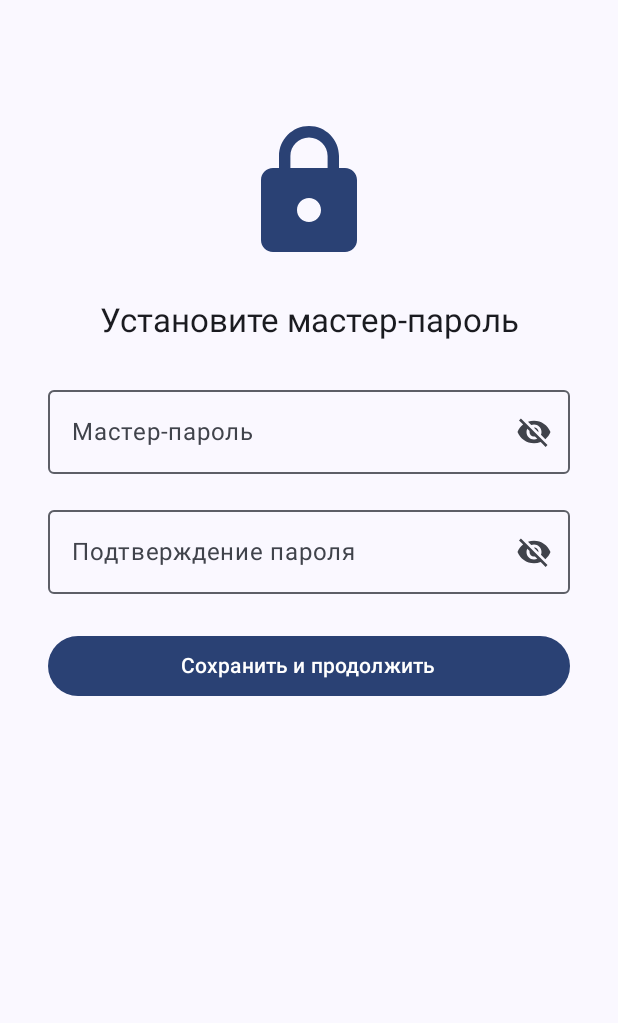
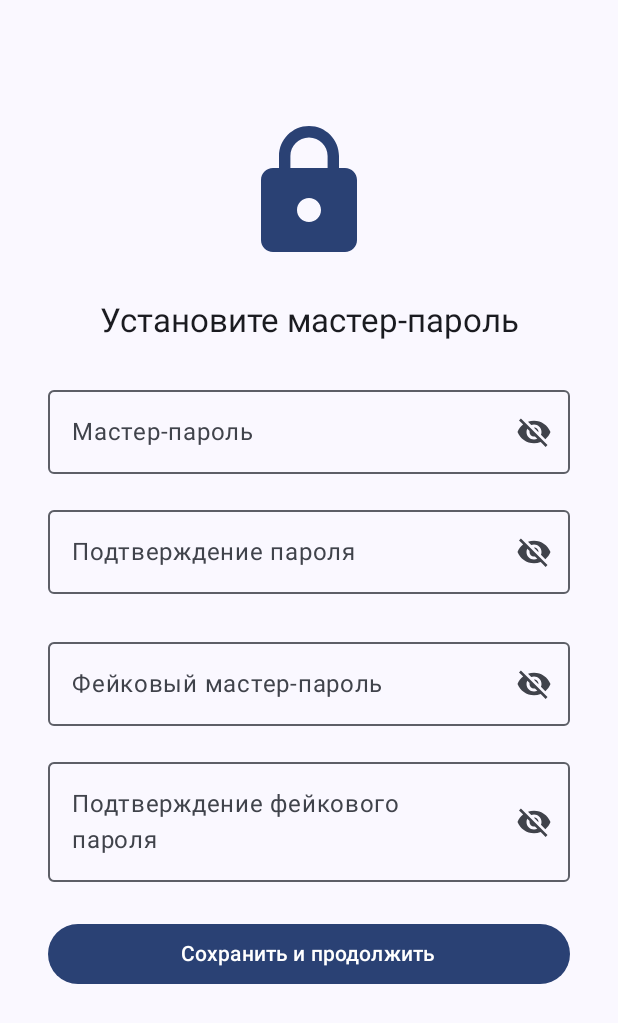
Before and after one commit to canyoufix/Pass, an Android app built with Jetpack Compose: the screen it shows after launch (MainActivity), on a phone screen of 412 x 824 dp. Shown: the top 1023 px of the screen. Run offline under Robolectric (Android 15) with nearby library versions, the phone set to English and light mode, and no system bars; our stand-ins replace Room's generated code; 2 statements that could not run were skipped.

Commit message:
Add fake master password

```diff
--- a/crypto/src/main/java/com/canyoufix/crypto/SecurityConfig.kt
+++ b/crypto/src/main/java/com/canyoufix/crypto/SecurityConfig.kt
@@ -5,4 +5,5 @@ object SecurityConfig {
     const val PBKDF2_ITERATIONS = 100_000
     const val KEY_SIZE = 256
     const val TEST_BLOCK = "VALID"
+    const val FAKE_TEST_BLOCK = "VALID"
 }
--- a/ui/src/main/java/com/canyoufix/ui/screens/auth/SetupScreen.kt
+++ b/ui/src/main/java/com/canyoufix/ui/screens/auth/SetupScreen.kt
@@ -42,16 +42,20 @@ fun SetupScreen(onSetupComplete: () -> Unit) {
     val context = LocalContext.current
     var password by remember { mutableStateOf("") }
     var confirmPassword by remember { mutableStateOf("") }
+    var fakePassword by remember { mutableStateOf("") }
+    var confirmFakePassword by remember { mutableStateOf("") }
     var errorMessage by remember { mutableStateOf<String?>(null) }
+
     val prefsManager = remember { SecurePrefsManager(context) }
+
     val passwordVisibility1 = rememberPasswordVisibilityState()
     val passwordVisibility2 = rememberPasswordVisibilityState()
+    val passwordVisibility3 = rememberPasswordVisibilityState()
+    val passwordVisibility4 = rememberPasswordVisibilityState()
 
-    // Управление фокусом и клавиатурой
     val focusRequester = remember { FocusRequester() }
     val keyboardController = LocalSoftwareKeyboardController.current
 
-    // Устанавливаем фокус при запуске экрана
     LaunchedEffect(Unit) {
         focusRequester.requestFocus()
         keyboardController?.show()
@@ -103,7 +107,7 @@ fun SetupScreen(onSetupComplete: () -> Unit) {
                     singleLine = true,
                     modifier = Modifier
                         .fillMaxWidth()
-                        .focusRequester(focusRequester) // Устанавливаем фокус
+                        .focusRequester(focusRequester)
                 )
 
                 Spacer(modifier = Modifier.height(16.dp))
@@ -118,6 +122,46 @@ fun SetupScreen(onSetupComplete: () -> Unit) {
                             Icon(
                                 imageVector = passwordVisibility2.icon,
                                 contentDescription = passwordVisibility2.description
+                            )
+                        }
+                    },
+                    keyboardOptions = KeyboardOptions(imeAction = ImeAction.Next),
+                    singleLine = true,
+                    modifier = Modifier.fillMaxWidth()
+                )
+
+                Spacer(modifier = Modifier.height(24.dp))
+
+                OutlinedTextField(
+                    value = fakePassword,
+                    onValueChange = { fakePassword = it },
+                    label = { Text("Фейковый мастер-пароль") },
+                    visualTransformation = passwordVisibility3.visualTransformation,
+                    trailingIcon = {
+                        IconButton(onClick = passwordVisibility3.toggle) {
+                            Icon(
+                                imageVector = passwordVisibility3.icon,
+                                contentDescription = passwordVisibility3.description
+                            )
+                        }
+                    },
+                    keyboardOptions = KeyboardOptions(imeAction = ImeAction.Next),
+                    singleLine = true,
+                    modifier = Modifier.fillMaxWidth()
+                )
+
+                Spacer(modifier = Modifier.height(16.dp))
+
+                OutlinedTextField(
+                    value = confirmFakePassword,
+                    onValueChange = { confirmFakePassword = it },
+                    label = { Text("Подтверждение фейкового пароля") },
+                    visualTransformation = passwordVisibility4.visualTransformation,
+                    trailingIcon = {
+                        IconButton(onClick = passwordVisibility4.toggle) {
+                            Icon(
+                                imageVector = passwordVisibility4.icon,
+                                contentDescription = passwordVisibility4.description
                             )
                         }
                     },
@@ -146,6 +190,14 @@ fun SetupScreen(onSetupComplete: () -> Unit) {
                             password != confirmPassword -> {
                                 errorMessage = "Пароли не совпадают!"
                             }
+
+                            fakePassword.isEmpty() || confirmFakePassword.isEmpty() -> {
+                                errorMessage = "Фейковые пароли не могут быть пустыми!"
+                            }
+
+                            fakePassword != confirmFakePassword -> {
+                                errorMessage = "Фейковые пароли не совпадают!"
+                            }
                             else -> {
                                 val salt = KeyGenerator.generateSalt()
                                 val key = KeyGenerator.deriveKeyFromPassword(password, salt)
@@ -153,6 +205,12 @@ fun SetupScreen(onSetupComplete: () -> Unit) {
 
                                 prefsManager.saveSalt(salt)
                                 prefsManager.saveEncryptedTestBlock(testBlock)
+
+                                if (fakePassword.isNotEmpty()) {
+                                    val fakeKey = KeyGenerator.deriveKeyFromPassword(fakePassword, salt)
+                                    val fakeTestBlock = KeyGenerator.encrypt(SecurityConfig.FAKE_TEST_BLOCK, fakeKey)
+                                    prefsManager.saveFakeEncryptedTestBlock(fakeTestBlock)
+                                }
 
                                 onSetupComplete()
                             }
```
Also changed, not shown: crypto/src/main/java/com/canyoufix/crypto/SecurePrefsManager.kt (+7 -0 lines), ui/src/main/java/com/canyoufix/ui/screens/auth/AuthScreen.kt (+25 -6 lines).
